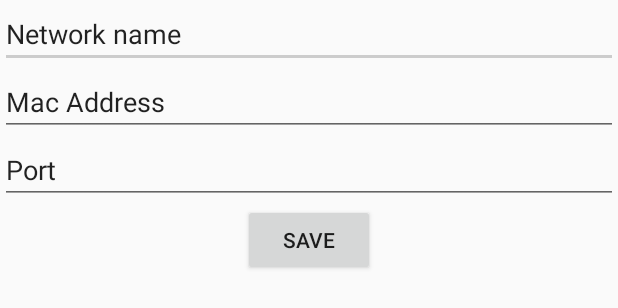
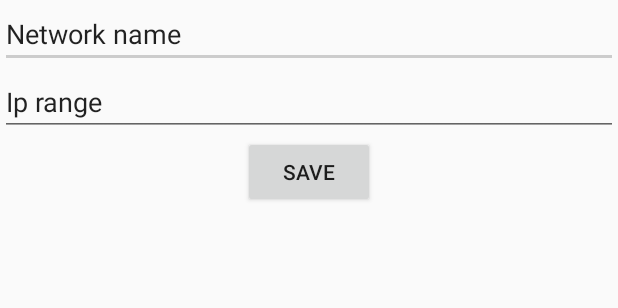
Before and after one commit to Nielugin/booterAndroidApp, an Android app: the layout activity_add_network.xml on its own in the app's theme, with its tools: preview values and no code run, on a phone screen of 412 x 824 dp. Shown: the top 308 px of the screen. Run offline under Robolectric (Android 15) with nearby library versions, the phone set to English and light mode, and no system bars.

Commit message:
First commit

```diff
--- a/app/src/main/res/layout/activity_add_network.xml
+++ b/app/src/main/res/layout/activity_add_network.xml
@@ -8,21 +8,15 @@
         android:layout_width="match_parent"
         android:layout_height="wrap_content"
         android:inputType="textPersonName"
-        android:text="@string/network_name_text_view"
+        android:text="@string/network_name"
         android:ems="10"
-        android:id="@+id/computer_name" />
+        android:id="@+id/network_name" />
 
     <EditText
         android:layout_width="match_parent"
         android:layout_height="wrap_content"
-        android:id="@+id/computer_mac_address"
-        android:text="@string/mac_address_text_view" />
-
-    <EditText
-        android:layout_width="match_parent"
-        android:layout_height="wrap_content"
-        android:id="@+id/computer_port"
-        android:text="@string/boot_port" />
+        android:id="@+id/ip_range"
+        android:text="@string/ip_range" />
 
     <Button
         android:layout_width="wrap_content"
@@ -30,5 +24,5 @@
         android:text="@string/save_button"
         android:id="@+id/Create"
         android:layout_gravity="center_horizontal"
-        android:onClick="saveComputer" />
+        android:onClick="saveNetwork" />
 </LinearLayout>
--- a/app/src/main/res/values/strings.xml
+++ b/app/src/main/res/values/strings.xml
@@ -1,14 +1,16 @@
 <resources>
     <string name="app_name">Booter</string>
     <string name="add_computer">Add computer</string>
-    <string name="action_settings">Change Nework</string>
+    <string name="change_network">Change Nework</string>
+    <string name="add_network">Add Nework</string>
     <string name="boot_button_name">Boot</string>
     <string name="mac_address_text_view">Mac Address</string>
     <string name="computer_name_text_view">Computer Name</string>
     <string name="delete_button_name">Delete</string>
     <string name="boot_port">Port</string>
     <string name="save_button">Save</string>
-    <string name="network_name_text_view">Network name</string>
+    <string name="network_name">Network name</string>
+    <string name="ip_range">Ip range</string>
 
     <string-array name="network_values">
         <item>Toto</item>
```
Also changed, not shown: app/src/main/AndroidManifest.xml (+8 -0 lines), app/src/main/java/com/jeanjulien/boucheron/booter/AddNetworkActivity.java (added, +40 -0 lines), app/src/main/java/com/jeanjulien/boucheron/booter/Booter.java (+35 -7 lines), app/src/main/res/menu/menu_booter.xml (+7 -2 lines).
